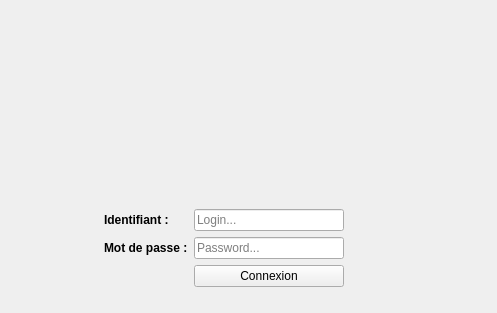
clementillig/MonitoringAviation, file Service_Authentification/mainwindow.ui: the form before one commit.
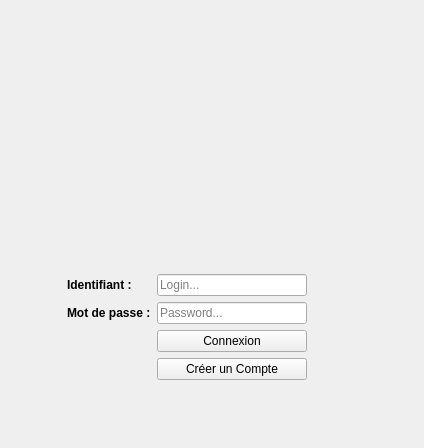
The form after the commit. Icons and pictures are not drawn.

Patch:
```diff
--- a/Service_Authentification/mainwindow.ui
+++ b/Service_Authentification/mainwindow.ui
@@ -6,8 +6,8 @@
    <rect>
     <x>0</x>
     <y>0</y>
-    <width>497</width>
-    <height>313</height>
+    <width>424</width>
+    <height>448</height>
    </rect>
   </property>
   <property name="minimumSize">
@@ -49,7 +49,7 @@
       <property name="sizeHint" stdset="0">
        <size>
         <width>50</width>
-        <height>50</height>
+        <height>150</height>
        </size>
       </property>
      </spacer>
@@ -90,7 +90,32 @@
          </spacer>
         </item>
         <item>
-         <layout class="QFormLayout" name="Form">
+         <widget class="QStackedWidget" name="stackedWidget">
+          <property name="currentIndex">
+           <number>0</number>
+          </property>
+          <widget class="QWidget" name="Form">
+           <layout class="QFormLayout" name="formLayout">
+            <property name="horizontalSpacing">
+             <number>0</number>
+            </property>
+            <property name="verticalSpacing">
+             <number>0</number>
+            </property>
+            <property name="leftMargin">
+             <number>0</number>
+            </property>
+            <property name="topMargin">
+             <number>0</number>
+            </property>
+            <property name="rightMargin">
+             <number>0</number>
+            </property>
+            <property name="bottomMargin">
+             <number>0</number>
+            </property>
+            <item row="0" column="0">
+             <layout class="QFormLayout" name="Form_2">
           <property name="labelAlignment">
            <set>Qt::AlignLeading|Qt::AlignLeft|Qt::AlignVCenter</set>
           </property>
@@ -107,7 +132,7 @@
            <number>15</number>
           </property>
           <item row="2" column="0">
-           <widget class="QLabel" name="label">
+               <widget class="QLabel" name="label_3">
             <property name="font">
              <font>
               <weight>75</weight>
@@ -147,16 +172,22 @@
             </property>
            </widget>
           </item>
-          <item row="4" column="0">
-           <widget class="QLabel" name="label_2">
-            <property name="font">
-             <font>
-              <weight>75</weight>
-              <bold>true</bold>
-             </font>
+              <item row="5" column="1">
+               <widget class="QPushButton" name="pushButton">
+                <property name="sizePolicy">
+                 <sizepolicy hsizetype="Fixed" vsizetype="Fixed">
+                  <horstretch>0</horstretch>
+                  <verstretch>0</verstretch>
+                 </sizepolicy>
+                </property>
+                <property name="minimumSize">
+                 <size>
+                  <width>150</width>
+                  <height>0</height>
+                 </size>
             </property>
             <property name="text">
-             <string>Mot de passe :</string>
+                 <string>Connexion</string>
             </property>
            </widget>
           </item>
@@ -182,26 +213,32 @@
             </property>
            </widget>
           </item>
-          <item row="5" column="1">
-           <widget class="QPushButton" name="pushButton">
-            <property name="sizePolicy">
-             <sizepolicy hsizetype="Fixed" vsizetype="Fixed">
-              <horstretch>0</horstretch>
-              <verstretch>0</verstretch>
-             </sizepolicy>
-            </property>
-            <property name="minimumSize">
-             <size>
-              <width>150</width>
-              <height>0</height>
-             </size>
-            </property>
+              <item row="4" column="0">
+               <widget class="QLabel" name="label_4">
+                <property name="font">
+                 <font>
+                  <weight>75</weight>
+                  <bold>true</bold>
+                 </font>
+                </property>
+                <property name="text">
+                 <string>Mot de passe :</string>
+                </property>
+               </widget>
+              </item>
+              <item row="6" column="1">
+               <widget class="QPushButton" name="pushButton_2">
             <property name="text">
-             <string>Connexion</string>
+                 <string>Créer un Compte</string>
             </property>
            </widget>
           </item>
          </layout>
+            </item>
+           </layout>
+          </widget>
+          <widget class="QWidget" name="Connexion_Failed"/>
+         </widget>
         </item>
         <item>
          <spacer name="horizontalSpacer_2">
```
Lines whose indentation alone changed are shown as unchanged.
